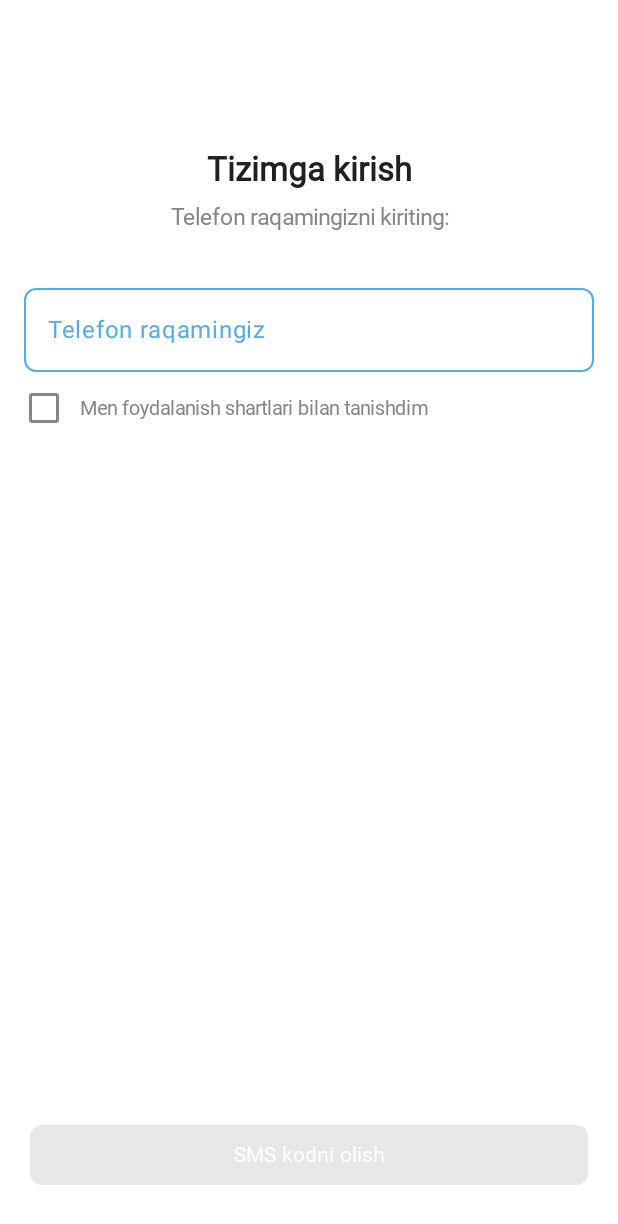
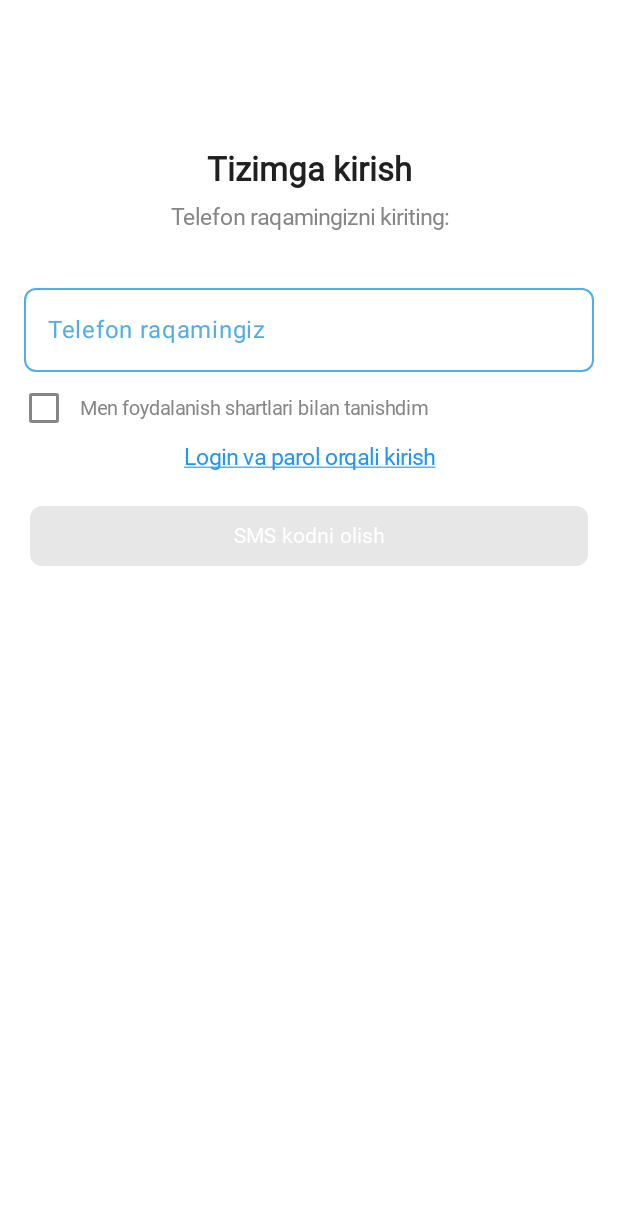
Before and after one commit to 100kuz/100K_Advertiser, an Android app built with Jetpack Compose: the screen it shows after launch (AuthActivity), on a phone screen of 412 x 824 dp. Shown: the top 1224 px of the screen. Run offline under Robolectric (Android 15) with nearby library versions, the phone set to English and light mode, and no system bars; our stand-ins replace Dagger/Hilt's generated code, Timber, paging; libraries missing offline, so code that uses them is left out: com.chuckerteam.chucker.

Commit message:
login parol orqali kirish qo'shildi

```diff
--- a/app/src/main/java/uz/yuzka/admin/data/request/LogoutRequest.kt
+++ b/app/src/main/java/uz/yuzka/admin/data/request/LogoutRequest.kt
@@ -1,4 +1,4 @@
-package uz.yuzka.seller.data.request
+package uz.yuzka.admin.data.request
 
 data class LogoutRequest(
     val fcm_token: String
--- a/app/src/main/java/uz/yuzka/admin/network/LoginApi.kt
+++ b/app/src/main/java/uz/yuzka/admin/network/LoginApi.kt
@@ -3,9 +3,10 @@ package uz.yuzka.admin.network
 import retrofit2.Response
 import retrofit2.http.Body
 import retrofit2.http.POST
-import uz.yuzka.seller.data.request.LoginRequest
-import uz.yuzka.seller.data.request.PasswordRequest
-import uz.yuzka.seller.data.request.PasswordResponse
+import uz.yuzka.admin.data.request.LoginRequest
+import uz.yuzka.admin.data.request.PasswordRequest
+import uz.yuzka.admin.data.request.PasswordResponse
+import uz.yuzka.admin.data.request.UsernameLoginRequest
 import uz.yuzka.admin.data.response.LoginDto
 
 interface LoginApi {
@@ -13,6 +14,9 @@ interface LoginApi {
     @POST("auth/verify-code")
     suspend fun login(@Body body: LoginRequest): Response<LoginDto>
 
+    @POST("auth/sign-in")
+    suspend fun loginByUsername(@Body body: UsernameLoginRequest): Response<LoginDto>
+
     @POST("auth/sms-login")
     suspend fun getPassword(@Body body: PasswordRequest): Response<PasswordResponse>
 
--- a/app/src/main/java/uz/yuzka/admin/network/MainApi.kt
+++ b/app/src/main/java/uz/yuzka/admin/network/MainApi.kt
@@ -26,7 +26,7 @@ import uz.yuzka.admin.data.response.StreamsResponse
 import uz.yuzka.admin.data.response.TransactionsResponse
 import uz.yuzka.admin.data.response.WithdrawItemData
 import uz.yuzka.admin.data.response.WithdrawsResponse
-import uz.yuzka.seller.data.request.LogoutRequest
+import uz.yuzka.admin.data.request.LogoutRequest
 
 interface MainApi {
 
--- a/app/src/main/java/uz/yuzka/admin/repository/auth/AuthRepository.kt
+++ b/app/src/main/java/uz/yuzka/admin/repository/auth/AuthRepository.kt
@@ -1,14 +1,17 @@
 package uz.yuzka.admin.repository.auth
 
 import kotlinx.coroutines.flow.Flow
-import uz.yuzka.seller.data.request.LoginRequest
-import uz.yuzka.seller.data.request.PasswordRequest
-import uz.yuzka.seller.data.request.PasswordResponse
+import uz.yuzka.admin.data.request.LoginRequest
+import uz.yuzka.admin.data.request.PasswordRequest
+import uz.yuzka.admin.data.request.PasswordResponse
+import uz.yuzka.admin.data.request.UsernameLoginRequest
 import uz.yuzka.admin.data.response.LoginDto
 
 interface AuthRepository {
 
     fun login(body: LoginRequest): Flow<Result<LoginDto>>
+
+    fun loginByUsername(body: UsernameLoginRequest): Flow<Result<LoginDto>>
 
     fun startScreen(): Boolean
 
--- a/app/src/main/java/uz/yuzka/admin/repository/main/MainRepository.kt
+++ b/app/src/main/java/uz/yuzka/admin/repository/main/MainRepository.kt
@@ -25,7 +25,6 @@ import uz.yuzka.admin.data.response.StreamDto
 import uz.yuzka.admin.data.response.TransactionItem
 import uz.yuzka.admin.data.response.WithdrawItemData
 import uz.yuzka.admin.data.response.WithdrawsDto
-import uz.yuzka.seller.data.request.LogoutRequest
 import java.io.File
 
 interface MainRepository {
--- a/app/src/main/java/uz/yuzka/admin/repository/main/MainRepositoryImpl.kt
+++ b/app/src/main/java/uz/yuzka/admin/repository/main/MainRepositoryImpl.kt
@@ -51,7 +51,7 @@ import uz.yuzka.admin.datasource.TransactionsDataSource
 import uz.yuzka.admin.datasource.WithdrawsDataSource
 import uz.yuzka.admin.network.MainApi
 import uz.yuzka.admin.pref.MyPref
-import uz.yuzka.seller.data.request.LogoutRequest
+import uz.yuzka.admin.data.request.LogoutRequest
 import java.io.File
 import javax.inject.Inject
 
--- a/app/src/main/java/uz/yuzka/admin/ui/activity/AuthActivity.kt
+++ b/app/src/main/java/uz/yuzka/admin/ui/activity/AuthActivity.kt
@@ -21,15 +21,17 @@ import dagger.hilt.android.AndroidEntryPoint
 import kotlinx.coroutines.flow.launchIn
 import kotlinx.coroutines.flow.onEach
 import kotlinx.coroutines.launch
+import uz.yuzka.admin.data.request.LoginRequest
+import uz.yuzka.admin.data.request.PasswordRequest
+import uz.yuzka.admin.data.request.UsernameLoginRequest
 import uz.yuzka.admin.ui.navigation.AuthNavigation
 import uz.yuzka.admin.ui.navigation.Screen
 import uz.yuzka.admin.ui.navigation.rememberNavigationState
 import uz.yuzka.admin.ui.screen.LoginScreen
+import uz.yuzka.admin.ui.screen.UsernameLoginScreen
 import uz.yuzka.admin.ui.screen.VerifyScreen
 import uz.yuzka.admin.ui.viewModel.auth.AuthViewModel
 import uz.yuzka.admin.ui.viewModel.auth.AuthViewModelImpl
-import uz.yuzka.seller.data.request.LoginRequest
-import uz.yuzka.seller.data.request.PasswordRequest
 
 @AndroidEntryPoint
 class AuthActivity : ComponentActivity() {
@@ -81,6 +83,9 @@ class AuthActivity : ComponentActivity() {
                             onVerifyClick = {
                                 phone = it
                                 getPassword.invoke("+${it}")
+                            },
+                            onLoginClick = {
+                                navigationState.navigateTo(Screen.UsernameLoginScreen.route)
                             }
                         )
                     },
@@ -93,6 +98,16 @@ class AuthActivity : ComponentActivity() {
                             phone = phone,
                             onLoginClick = { code ->
                                 viewModel.login(LoginRequest("+${phone}", code))
+                            }
+                        )
+                    },
+                    usernameLoginScreen = {
+                        UsernameLoginScreen(
+                            onBackPress = {
+                                navigationState.navHostController.popBackStack()
+                            },
+                            onVerifyClick = { username, password ->
+                                viewModel.loginByUsername(UsernameLoginRequest(username, password))
                             }
                         )
                     }
--- a/app/src/main/java/uz/yuzka/admin/ui/navigation/MainNavigation.kt
+++ b/app/src/main/java/uz/yuzka/admin/ui/navigation/MainNavigation.kt
@@ -104,6 +104,7 @@ fun AuthNavigation(
     startDestination: String = Screen.AuthScreen.route,
     authContent: @Composable () -> Unit,
     verifyContent: @Composable (String) -> Unit,
+    usernameLoginScreen: @Composable () -> Unit,
 ) {
 
     NavHost(
@@ -114,6 +115,10 @@ fun AuthNavigation(
 
         composable(Screen.AuthScreen.route) {
             authContent()
+        }
+
+        composable(Screen.UsernameLoginScreen.route) {
+            usernameLoginScreen()
         }
 
         composable(Screen.VerifyScreen.route, arguments = listOf(navArgument("phone") {
@@ -151,6 +156,7 @@ sealed class Screen(val route: String) {
     }
 
     object AuthScreen : Screen(AUTH_ROUTE)
+    object UsernameLoginScreen : Screen(USERNAME_LOGIN_ROUTE)
     object VerifyScreen : Screen(VERIFY_ROUTE) {
         fun getRouteWithArgs(phone: String): String {
             return "verify/$phone"
@@ -172,6 +178,7 @@ sealed class Screen(val route: String) {
         const val CREATE_PROMO_CODE_ROUTE = "create_promo_code"
         const val CREATE_STREAM_ROUTE = "create_stream/{id}"
         const val AUTH_ROUTE = "auth"
+        const val USERNAME_LOGIN_ROUTE = "username_login"
         const val VERIFY_ROUTE = "verify/{phone}"
     }
 }
--- a/app/src/main/java/uz/yuzka/admin/ui/screen/LoginScreen.kt
+++ b/app/src/main/java/uz/yuzka/admin/ui/screen/LoginScreen.kt
@@ -1,6 +1,8 @@
 package uz.yuzka.admin.ui.screen
 
 import androidx.compose.foundation.background
+import androidx.compose.foundation.clickable
+import androidx.compose.foundation.interaction.MutableInteractionSource
 import androidx.compose.foundation.layout.Box
 import androidx.compose.foundation.layout.Column
 import androidx.compose.foundation.layout.Row
@@ -9,6 +11,7 @@ import androidx.compose.foundation.layout.fillMaxWidth
 import androidx.compose.foundation.layout.padding
 import androidx.compose.foundation.shape.RoundedCornerShape
 import androidx.compose.foundation.text.KeyboardOptions
+import androidx.compose.material.ripple.rememberRipple
 import androidx.compose.material3.Button
 import androidx.compose.material3.ButtonDefaults
 import androidx.compose.material3.Checkbox
@@ -30,6 +33,7 @@ import androidx.compose.ui.text.font.FontFamily
 import androidx.compose.ui.text.font.FontWeight
 import androidx.compose.ui.text.input.KeyboardType
 import androidx.compose.ui.text.style.TextAlign
+import androidx.compose.ui.text.style.TextDecoration
 import androidx.compose.ui.unit.dp
 import androidx.compose.ui.unit.sp
 import uz.yuzka.admin.R
@@ -37,7 +41,7 @@ import uz.yuzka.admin.ui.theme.PrimaryColor
 import uz.yuzka.admin.utils.MaskVisualTransformation
 
 @Composable
-fun LoginScreen(onVerifyClick: (String) -> Unit) {
+fun LoginScreen(onVerifyClick: (String) -> Unit, onLoginClick: () -> Unit) {
     Box(
         modifier = Modifier
             .fillMaxSize()
@@ -147,7 +151,25 @@ fun LoginScreen(onVerifyClick: (String) -> Unit) {
 
             }
 
+
+            Text(
+                text = "Login va parol orqali kirish",
+                fontSize = 15.sp,
+                lineHeight = 18.sp,
+                fontFamily = FontFamily(Font(R.font.roboto_regular)),
+                fontWeight = FontWeight(400),
+                color = Color(0xFF2196F3),
+                textAlign = TextAlign.Center,
+                style = TextStyle(textDecoration = TextDecoration.Underline),
+                modifier = Modifier
+                    .align(Alignment.CenterHorizontally)
+                    .clickable(interactionSource = remember {
+                        MutableInteractionSource()
+                    }, indication = rememberRipple()) {
+                        onLoginClick()
                     }
+            )
+
 
             Button(
                 onClick = {
@@ -157,9 +179,9 @@ fun LoginScreen(onVerifyClick: (String) -> Unit) {
                     .fillMaxWidth()
                     .padding(
                         horizontal = 20.dp,
-                    vertical = 30.dp
+                        vertical = 20.dp
                     )
-                .align(Alignment.BottomCenter),
+                    .align(Alignment.CenterHorizontally),
                 shape = RoundedCornerShape(8.dp),
                 colors = ButtonDefaults.buttonColors(containerColor = PrimaryColor),
                 enabled = checked && phone.length == 9
@@ -177,3 +199,5 @@ fun LoginScreen(onVerifyClick: (String) -> Unit) {
         }
 
     }
+
+}
--- a/app/src/main/java/uz/yuzka/admin/ui/viewModel/auth/AuthViewModel.kt
+++ b/app/src/main/java/uz/yuzka/admin/ui/viewModel/auth/AuthViewModel.kt
@@ -2,9 +2,10 @@ package uz.yuzka.admin.ui.viewModel.auth
 
 import androidx.lifecycle.LiveData
 import kotlinx.coroutines.flow.Flow
-import uz.yuzka.seller.data.request.LoginRequest
-import uz.yuzka.seller.data.request.PasswordRequest
+import uz.yuzka.admin.data.request.LoginRequest
+import uz.yuzka.admin.data.request.PasswordRequest
 import uz.yuzka.admin.data.request.SetDeviceTokenRequest
+import uz.yuzka.admin.data.request.UsernameLoginRequest
 
 interface AuthViewModel {
 
@@ -21,6 +22,8 @@ interface AuthViewModel {
     val time: Flow<String>
 
     fun login(request: LoginRequest)
+
+    fun loginByUsername(request: UsernameLoginRequest)
 
     fun getPassword(request: PasswordRequest)
 
--- a/app/src/main/java/uz/yuzka/admin/usecase/auth/AuthUseCase.kt
+++ b/app/src/main/java/uz/yuzka/admin/usecase/auth/AuthUseCase.kt
@@ -1,14 +1,17 @@
 package uz.yuzka.admin.usecase.auth
 
 import kotlinx.coroutines.flow.Flow
-import uz.yuzka.seller.data.request.LoginRequest
-import uz.yuzka.seller.data.request.PasswordRequest
-import uz.yuzka.seller.data.request.PasswordResponse
+import uz.yuzka.admin.data.request.LoginRequest
+import uz.yuzka.admin.data.request.PasswordRequest
+import uz.yuzka.admin.data.request.PasswordResponse
+import uz.yuzka.admin.data.request.UsernameLoginRequest
 import uz.yuzka.admin.data.response.LoginDto
 
 interface AuthUseCase {
 
     fun login(body: LoginRequest): Flow<Result<LoginDto>>
+
+    fun loginByUsername(body: UsernameLoginRequest): Flow<Result<LoginDto>>
 
     fun startScreen(): Boolean
 
```
Also changed, not shown: app/src/main/java/uz/yuzka/admin/data/request/LoginRequest.kt (+8 -3 lines), app/src/main/java/uz/yuzka/admin/repository/auth/AuthRepositoryImpl.kt (+37 -4 lines), app/src/main/java/uz/yuzka/admin/ui/screen/UsernameLoginScreen.kt (added, +241 -0 lines), app/src/main/java/uz/yuzka/admin/ui/screen/VerifyScreen.kt (+7 -6 lines), app/src/main/java/uz/yuzka/admin/ui/viewModel/auth/AuthViewModelImpl.kt (+26 -3 lines), app/src/main/java/uz/yuzka/admin/usecase/auth/AuthUseCaseImpl.kt (+8 -4 lines). Lines whose indentation alone changed are shown as unchanged.
